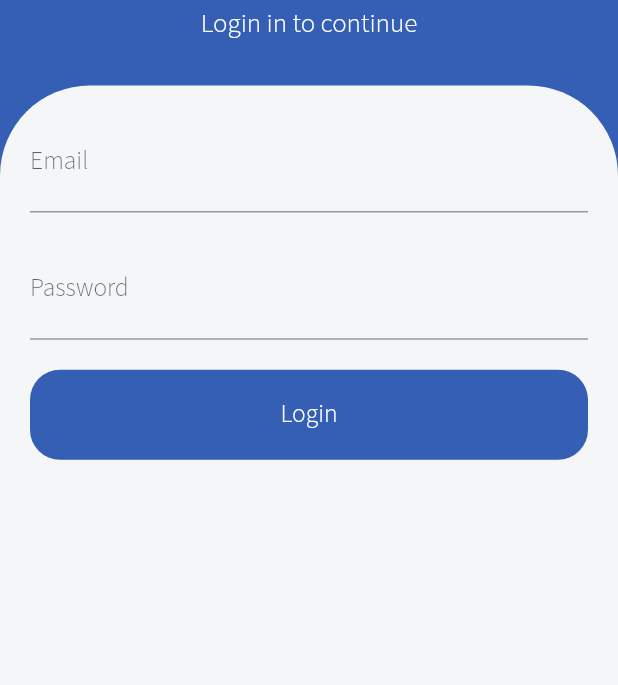
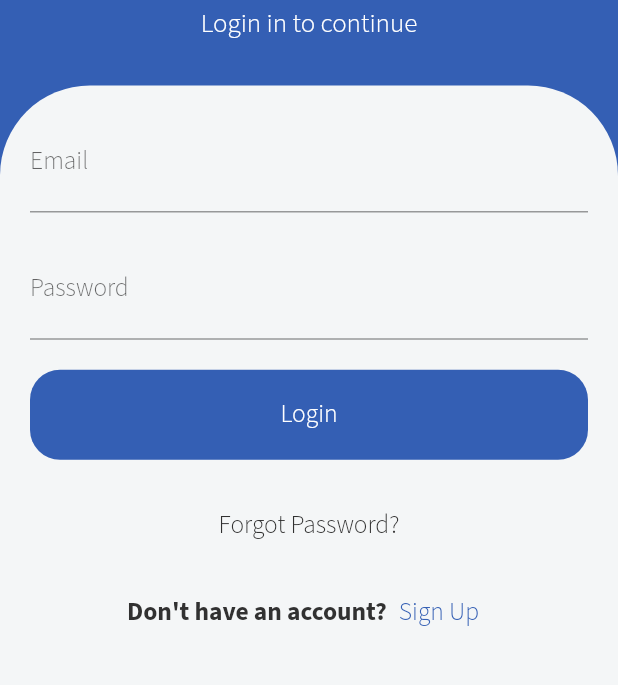
Before and after one commit to SodaraSou/Student-App, a Flutter app: the screen it shows after launch, on a phone screen of 412 x 824 dp, the part 356-1041 px from its top. Run offline on Flutter 3.47's test engine with Material 2 defaults, Android fonts, the phone set to English and light mode, and no system bars; our stand-ins replace firebase_auth, firebase_core, firebase_database, get, google_fonts; accounts and stored records are empty.

Commit message:
Add sign up option

```diff
--- a/lib/Pages/Login/login_controller.dart
+++ b/lib/Pages/Login/login_controller.dart
@@ -16,6 +16,10 @@ class LoginController extends GetxController {
     user.bindStream(auth.authStateChanges());
   }
 
+  void toSignUp() {
+    Get.toNamed(PageRouter.signUp);
+  }
+
   Future<void> signInWithEmailAndPassword() async {
     try {
       await auth.signInWithEmailAndPassword(
--- a/lib/Pages/Login/login_view.dart
+++ b/lib/Pages/Login/login_view.dart
@@ -106,6 +106,46 @@ class LoginView extends GetView<LoginController> {
                               ),
                             ),
                           ),
+                          const SizedBox(
+                            height: kDefaultPadding,
+                          ),
+                          TextButton(
+                            onPressed: () {},
+                            child: const Text(
+                              'Forgot Password?',
+                              style: TextStyle(
+                                color: kTextBlackColor,
+                                fontSize: 17,
+                                fontWeight: FontWeight.w300,
+                              ),
+                            ),
+                          ),
+                          const SizedBox(
+                            height: kDefaultPadding / 2,
+                          ),
+                          Row(
+                            mainAxisAlignment: MainAxisAlignment.center,
+                            children: [
+                              const Text(
+                                'Don\'t have an account?',
+                                style: TextStyle(
+                                  color: kTextBlackColor,
+                                  fontSize: 17,
+                                  fontWeight: FontWeight.bold,
+                                ),
+                              ),
+                              TextButton(
+                                onPressed: () => controller.toSignUp(),
+                                child: const Text(
+                                  'Sign Up',
+                                  style: TextStyle(
+                                      color: kPrimaryColor,
+                                      fontSize: 17,
+                                      fontWeight: FontWeight.w300),
+                                ),
+                              ),
+                            ],
+                          )
                         ],
                       ),
                     ),
```
